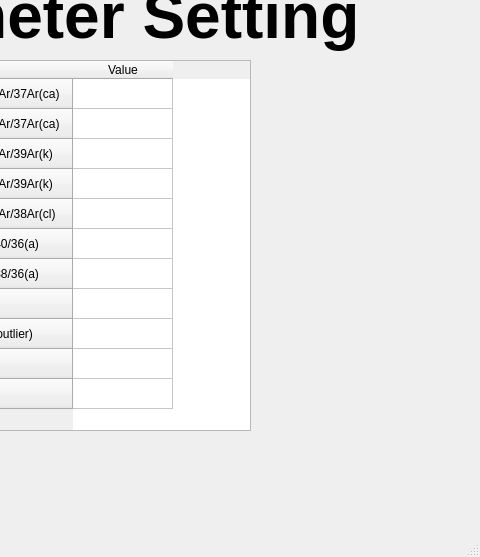
First picture: the form in UI/ParameterSetting.ui, repository AndrewLiu0725/pyADR, before the edit; both pictures show x 320 to 800 and y 140 to 697 of the 800 by 697 pixel window.
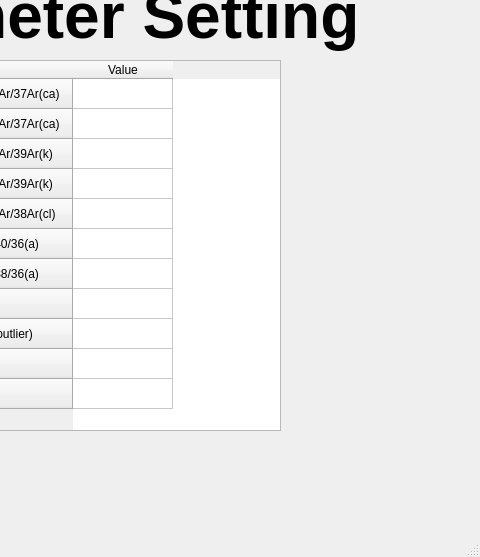
Second picture: the form after the edit.

Diff of the .ui file:
```diff
--- a/UI/ParameterSetting.ui
+++ b/UI/ParameterSetting.ui
@@ -19,7 +19,7 @@
      <rect>
       <x>210</x>
       <y>200</y>
-      <width>361</width>
+      <width>391</width>
       <height>371</height>
      </rect>
     </property>
```
